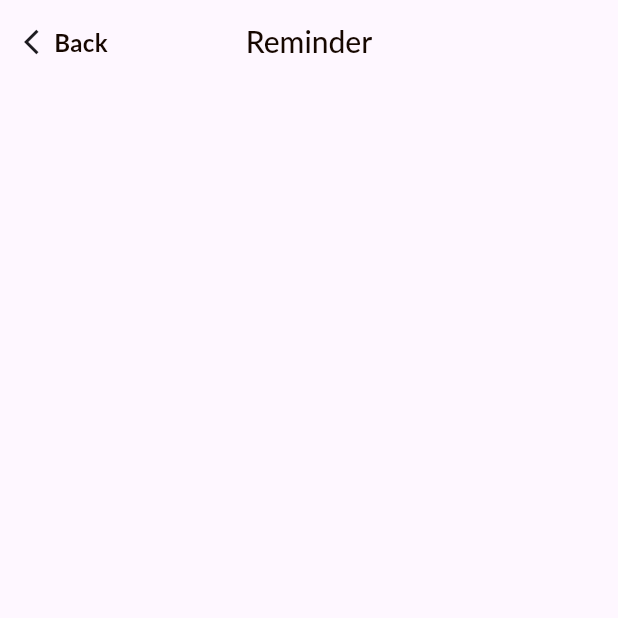
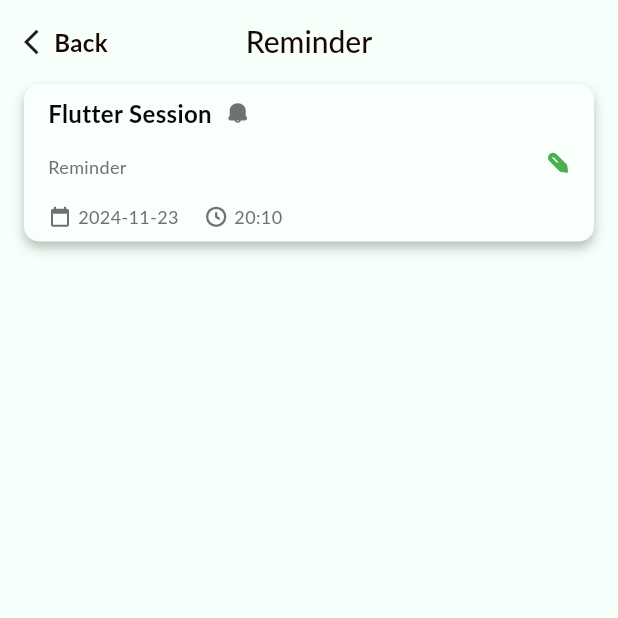
Before and after one commit to AhmedWaela/sanad_app, a Flutter app: the screen it shows after launch, on a phone screen of 412 x 824 dp, the top half of it. Run offline on Flutter 3.47's test engine with Material 3 defaults, Android fonts, the light colour scheme and no system bars; our stand-ins replace flutter_svg, get; Roboto replaces fonts that are missing (Lato).

Commit message:
add pen and calender and time circle and bell svg images and create task widget and app colors and app asets

```diff
--- /dev/null
+++ b/lib/core/assets/app_assets.dart
@@ -0,0 +1,6 @@
+class AppAssets {
+  static const String penSvgPath = 'assets/images/Pen.svg';
+  static const String bellSvgPath = 'assets/images/Bell.svg';
+  static const String calendarSvgPath = 'assets/images/Calendar.svg';
+  static const String timeCircleSvgPath = 'assets/images/Time Circle.svg';
+}
--- /dev/null
+++ b/lib/core/themes/app_colors.dart
@@ -0,0 +1,5 @@
+import 'package:flutter/material.dart';
+
+class AppColors {
+  static const Color kLigthBG = Color(0xffF6FFF9);
+}
--- /dev/null
+++ b/lib/core/utils/app_dimensions.dart
@@ -0,0 +1,9 @@
+import 'package:flutter/material.dart';
+
+class AppDimensions {
+  static late double screenWidth;
+
+  static void initDiementions(BuildContext context) {
+    screenWidth = MediaQuery.sizeOf(context).width;
+  }
+}
--- a/lib/features/tasks/presentation/views/widgets/reminder_view_body.dart
+++ b/lib/features/tasks/presentation/views/widgets/reminder_view_body.dart
@@ -1,10 +1,111 @@
 import 'package:flutter/material.dart';
+import 'package:flutter_svg/flutter_svg.dart';
+import 'package:sanad_app/core/assets/app_assets.dart';
+import 'package:sanad_app/core/utils/app_dimensions.dart';
 
 class ReminderViewBody extends StatelessWidget {
   const ReminderViewBody({super.key});
 
   @override
   Widget build(BuildContext context) {
-    return const Column();
+    return Container(
+      margin: const EdgeInsets.symmetric(horizontal: 16),
+      padding: const EdgeInsets.symmetric(horizontal: 16, vertical: 8),
+      width: AppDimensions.screenWidth,
+      decoration: BoxDecoration(
+        borderRadius: BorderRadius.circular(10),
+        color: const Color(0xffF9FFFA),
+        boxShadow: const [
+          BoxShadow(
+            color: Color(0x40000000),
+            offset: Offset(0, 4),
+            blurRadius: 5.6,
+          ),
+        ],
+      ),
+      child: Row(
+        children: [
+          Column(
+            mainAxisSize: MainAxisSize.min,
+            crossAxisAlignment: CrossAxisAlignment.start,
+            children: [
+              Row(
+                mainAxisSize: MainAxisSize.min,
+                children: [
+                  const Text(
+                    'Flutter Session',
+                    style: TextStyle(
+                      fontSize: 16,
+                      fontWeight: FontWeight.w700,
+                      color: Color(0xff080808),
+                    ),
+                  ),
+                  const SizedBox(
+                    width: 9,
+                  ),
+                  SvgPicture.asset(
+                    AppAssets.bellSvgPath,
+                    colorFilter: const ColorFilter.mode(
+                      Color(0xff717171),
+                      BlendMode.srcIn,
+                    ),
+                  ),
+                ],
+              ),
+              const SizedBox(
+                height: 16,
+              ),
+              const Text(
+                'Reminder',
+                style: TextStyle(
+                    fontSize: 12,
+                    fontWeight: FontWeight.w400,
+                    color: Color(0xff717171)),
+              ),
+              const SizedBox(
+                height: 16,
+              ),
+              Row(
+                children: [
+                  SvgPicture.asset(AppAssets.calendarSvgPath),
+                  const SizedBox(
+                    width: 4,
+                  ),
+                  const Text(
+                    '2024-11-23',
+                    style: TextStyle(
+                      fontSize: 12,
+                      fontWeight: FontWeight.w400,
+                      color: Color(0xff717171),
+                    ),
+                  ),
+                  const SizedBox(
+                    width: 17,
+                  ),
+                  SvgPicture.asset(AppAssets.timeCircleSvgPath),
+                  const SizedBox(
+                    width: 4,
+                  ),
+                  const Text(
+                    '20:10',
+                    style: TextStyle(
+                      fontSize: 12,
+                      fontWeight: FontWeight.w400,
+                      color: Color(0xff717171),
+                    ),
+                  ),
+                ],
+              )
+            ],
+          ),
+          const Spacer(),
+          SvgPicture.asset(
+            AppAssets.penSvgPath,
+            height: 16,
+            width: 16,
+          ),
+        ],
+      ),
+    );
   }
 }
--- a/lib/main.dart
+++ b/lib/main.dart
@@ -1,5 +1,7 @@
 import 'package:flutter/material.dart';
 import 'package:get/get.dart';
+import 'package:sanad_app/core/themes/app_colors.dart';
+import 'package:sanad_app/core/utils/app_dimensions.dart';
 import 'package:sanad_app/features/tasks/presentation/views/reminder_view.dart';
 
 void main() {
@@ -12,12 +14,18 @@
 
   @override
   Widget build(BuildContext context) {
-    return GetMaterialApp(
-      theme: ThemeData(fontFamily: 'Lato'),
-      debugShowCheckedModeBanner: false,
-      initialRoute: ReminderView.route,
-      routes: {
-        ReminderView.route: (BuildContext context) => const ReminderView()
+    return Builder(
+      builder: (context) {
+        AppDimensions.initDiementions(context);
+        return GetMaterialApp(
+          theme: ThemeData(
+              fontFamily: 'Lato', scaffoldBackgroundColor: AppColors.kLigthBG),
+          debugShowCheckedModeBanner: false,
+          initialRoute: ReminderView.route,
+          routes: {
+            ReminderView.route: (BuildContext context) => const ReminderView()
+          },
+        );
       },
     );
   }
--- a/pubspec.yaml
+++ b/pubspec.yaml
@@ -91,9 +91,8 @@ flutter:
   # the material Icons class.
   uses-material-design: true
   # To add assets to your application, add an assets section, like this:
-  # assets:
-  #   - images/a_dot_burr.jpeg
-  #   - images/a_dot_ham.jpeg
+  assets:
+    - assets/images/
   # An image asset can refer to one or more resolution-specific "variants", see
   # https://flutter.dev/to/resolution-aware-images
   # For details regarding adding assets from package dependencies, see
```
Also changed, not shown: assets/images/Bell.svg (added), assets/images/Calendar.svg (added), assets/images/Pen.svg (added), assets/images/Time Circle.svg (added).
